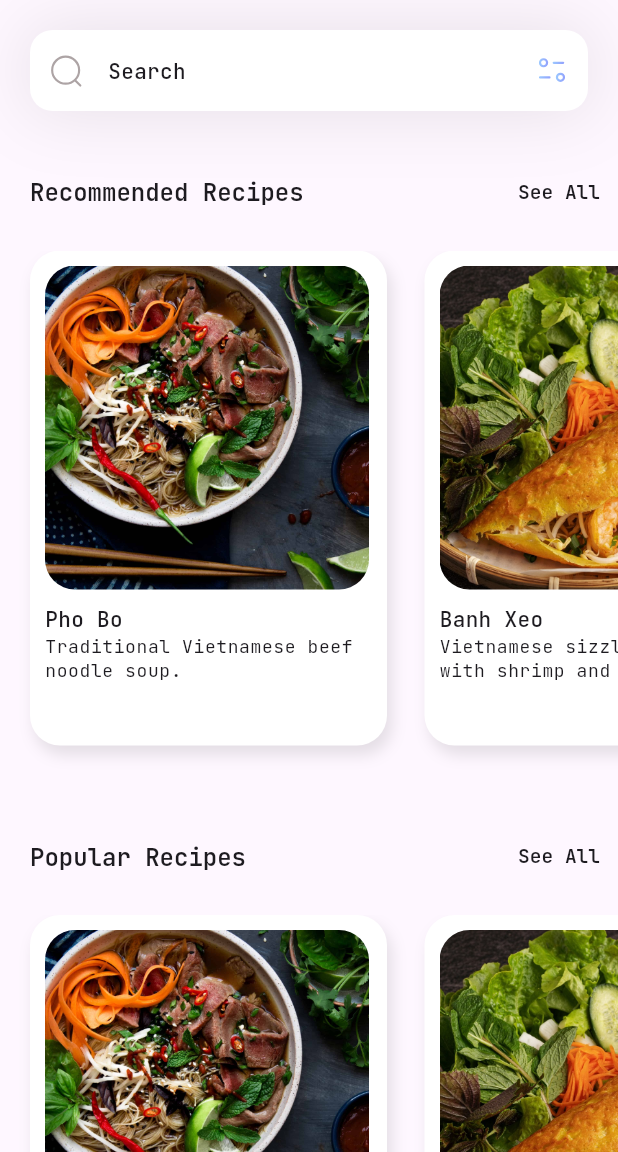
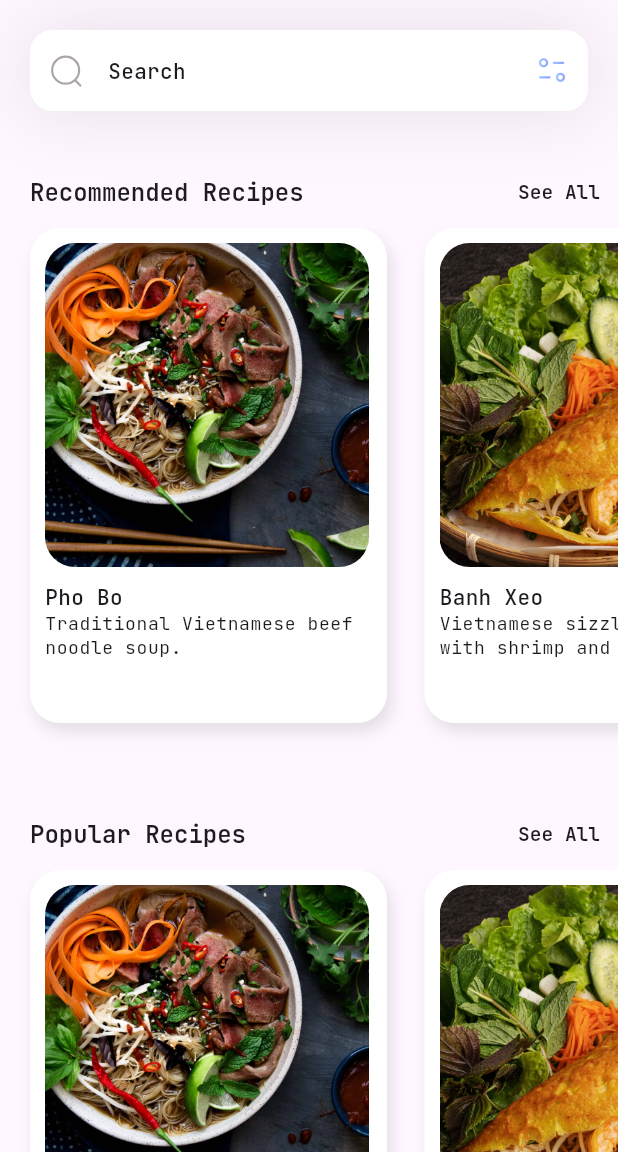
Before and after one commit to Christine-Bui/Dish-Wish, a Flutter app: the screen it shows after launch, on a phone screen of 412 x 824 dp, the part 84-1236 px from its top. Run offline on Flutter 3.47's test engine with Material 3 defaults, Android fonts, the phone set to English and light mode, and no system bars; our stand-ins replace flutter_svg, google_fonts.

Commit message:
Updated home.dart

```diff
--- a/flutter_application_1/lib/pages/home.dart
+++ b/flutter_application_1/lib/pages/home.dart
@@ -8,69 +8,105 @@ class HomePage extends StatefulWidget {
   const HomePage({super.key});
 
   @override
-  State<HomePage> createState() => _HomePage();
+  State<HomePage> createState() => _HomePageState();
 }
 
-class _HomePage extends State<HomePage> {
+class _HomePageState extends State<HomePage> {
   List<RecipeModel> recipes = [];
+
+  @override
+  void initState() {
+    super.initState();
+    getInitialInfo();
+  }
+
   void getInitialInfo() {
     recipes = RecipeModel.getRecipes();
   }
 
   @override
   Widget build(BuildContext context) {
-    getInitialInfo();
     return Scaffold(
       appBar: appBar(),
       body: ListView(
         children: [
           searchField(),
-          const SizedBox(
-            height: 30,
+          const SizedBox(height: 30),
+          recommendSection(context),
+          const SizedBox(height: 30),
+          popularSection(context),
+          const SizedBox(height: 30),
+        ],
       ),
-          recommendSection(),
-          const SizedBox(
-            height: 30,
+    );
+  }
+
+  Column recommendSection(BuildContext context) {
+    return Column(
+      crossAxisAlignment: CrossAxisAlignment.start,
+      children: [
+        sectionHeader(context, 'Recommended Recipes'),
+        recipeListView(context),
+      ],
+    );
+  }
+
+  Column popularSection(BuildContext context) {
+    return Column(
+      crossAxisAlignment: CrossAxisAlignment.start,
+      children: [
+        sectionHeader(context, 'Popular Recipes'),
+        recipeListView(context),
+      ],
+    );
+  }
+
+  Padding sectionHeader(BuildContext context, String title) {
+    return Padding(
+      padding: const EdgeInsets.only(left: 20),
+      child: Row(
+        mainAxisAlignment: MainAxisAlignment.spaceBetween,
+        children: [
+          Text(
+            title,
+            style: Theme.of(context).textTheme.headlineLarge,
           ),
-          popularSection(),
-          const SizedBox(
-            height: 30,
+          TextButton(
+            onPressed: () {
+              // Add your "See All" button action here
+            },
+            child: Text(
+              'See All',
+              style: Theme.of(context).textTheme.headlineSmall,
+            ),
           ),
         ],
       ),
     );
   }
 
-  Column recommendSection() {
-    return Column(
-      crossAxisAlignment: CrossAxisAlignment.start,
-      children: [
-        Padding(
-          padding: const EdgeInsets.only(left: 20),
-          child: Row(
-            mainAxisAlignment: MainAxisAlignment.spaceBetween,
-            children: [
-              Text(
-                'Recommended Recipes',
-                style: Theme.of(context).textTheme.headlineLarge,
-              ),
-              TextButton(
-                onPressed: () {
-                  // Add your "See All" button action here
-                },
-                child: Text('See All',
-                    style: Theme.of(context).textTheme.headlineSmall),
-              ),
-            ],
-          ),
-        ),
-        const SizedBox(
-          height: 15,
-        ),
-        SizedBox(
+  SizedBox recipeListView(BuildContext context) {
+    return SizedBox(
       height: 350,
       child: ListView.separated(
         itemBuilder: (context, index) {
+          return InkWell(
+            onTap: () {
+              // Handle recipe tap
+              print('Recipe ${recipes[index].name} clicked');
+            },
+            child: recipeContainer(context, index),
+          );
+        },
+        separatorBuilder: (context, index) => const SizedBox(width: 25),
+        itemCount: recipes.length,
+        scrollDirection: Axis.horizontal,
+        padding: const EdgeInsets.only(left: 20, right: 20, bottom: 20),
+      ),
+    );
+  }
+
+  Container recipeContainer(BuildContext context, int index) {
     return Container(
       width: 238,
       decoration: BoxDecoration(
@@ -78,9 +114,9 @@ class _HomePage extends State<HomePage> {
         borderRadius: BorderRadius.circular(20),
         boxShadow: [
           BoxShadow(
-                      color: Colors.black.withOpacity(0.1), // Shadow color
-                      blurRadius: 8, // Blur radius
-                      offset: const Offset(3, 6), // Offset in x and y axis
+            color: Colors.black.withOpacity(0.1),
+            blurRadius: 8,
+            offset: const Offset(3, 6),
           ),
         ],
       ),
@@ -109,101 +145,6 @@ class _HomePage extends State<HomePage> {
           ),
         ],
       ),
-              );
-            },
-            separatorBuilder: (context, index) => const SizedBox(
-              width: 25,
-            ),
-            itemCount: recipes.length,
-            scrollDirection: Axis.horizontal,
-            padding: const EdgeInsets.only(left: 20, right: 20, bottom: 20),
-          ),
-        )
-      ],
-    );
-  }
-
-  Column popularSection() {
-    return Column(
-      crossAxisAlignment: CrossAxisAlignment.start,
-      children: [
-        Padding(
-          padding: const EdgeInsets.only(left: 20),
-          child: Row(
-            mainAxisAlignment: MainAxisAlignment.spaceBetween,
-            children: [
-              Text(
-                'Popular Recipes',
-                style: Theme.of(context).textTheme.headlineLarge,
-              ),
-              TextButton(
-                onPressed: () {
-                  // Add your "See All" button action here
-                },
-                child: Text(
-                  'See All',
-                  style: Theme.of(context).textTheme.headlineSmall,
-                ),
-              ),
-            ],
-          ),
-        ),
-        const SizedBox(
-          height: 15,
-        ),
-        SizedBox(
-          height: 350,
-          child: ListView.separated(
-            itemBuilder: (context, index) {
-              return Container(
-                width: 238,
-                decoration: BoxDecoration(
-                  color: Theme.of(context).cardColor,
-                  borderRadius: BorderRadius.circular(20),
-                  boxShadow: [
-                    BoxShadow(
-                      color: Colors.black.withOpacity(0.1), // Shadow color
-                      blurRadius: 8, // Blur radius
-                      offset: const Offset(3, 6), // Offset in x and y axis
-                    ),
-                  ],
-                ),
-                padding: const EdgeInsets.all(10),
-                child: Column(
-                  crossAxisAlignment: CrossAxisAlignment.start,
-                  children: [
-                    ClipRRect(
-                      borderRadius: BorderRadius.circular(20),
-                      child: SizedBox.fromSize(
-                        size: const Size.fromRadius(108),
-                        child: Image.asset(
-                          recipes[index].iconPath,
-                          fit: BoxFit.cover,
-                        ),
-                      ),
-                    ),
-                    const Padding(padding: EdgeInsets.only(top: 10)),
-                    Text(
-                      recipes[index].name,
-                      style: Theme.of(context).textTheme.bodyMedium,
-                    ),
-                    Text(
-                      recipes[index].description,
-                      style: Theme.of(context).textTheme.bodySmall,
-                    ),
-                  ],
-                ),
-              );
-            },
-            separatorBuilder: (context, index) => const SizedBox(
-              width: 25,
-            ),
-            itemCount: recipes.length,
-            scrollDirection: Axis.horizontal,
-            padding: const EdgeInsets.only(left: 20, right: 20, bottom: 20),
-          ),
-        )
-      ],
     );
   }
 
```
Also changed, not shown: flutter_application_1/lib/models/recipe_model.dart (+9 -16 lines). Lines whose indentation alone changed are shown as unchanged.
